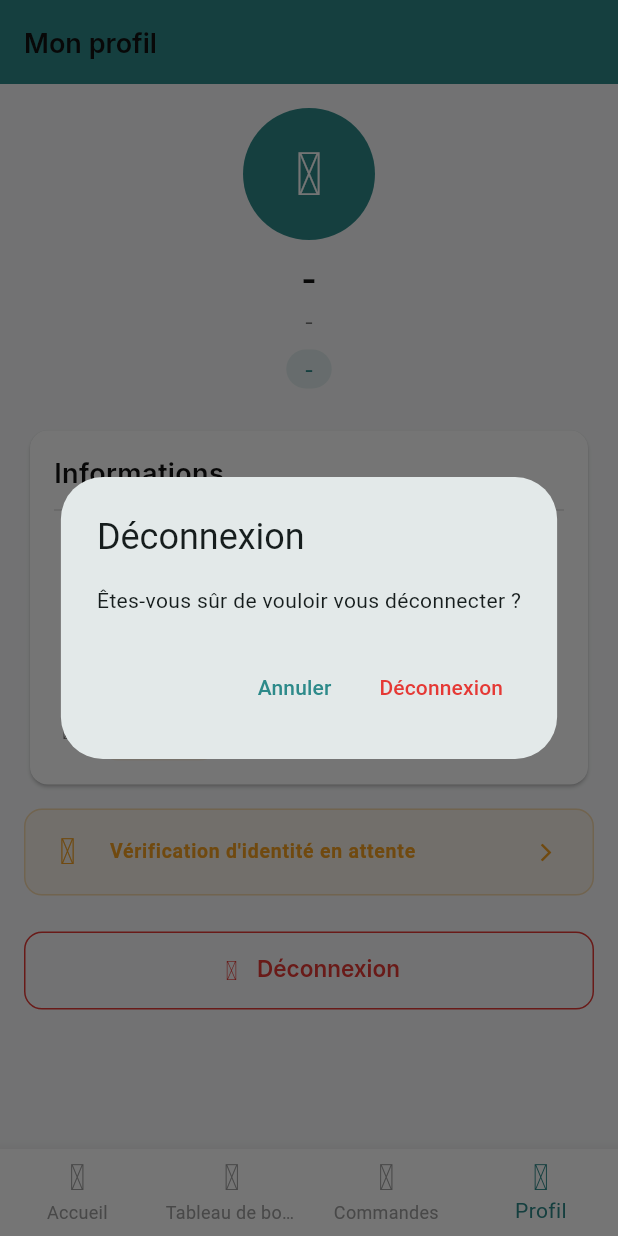
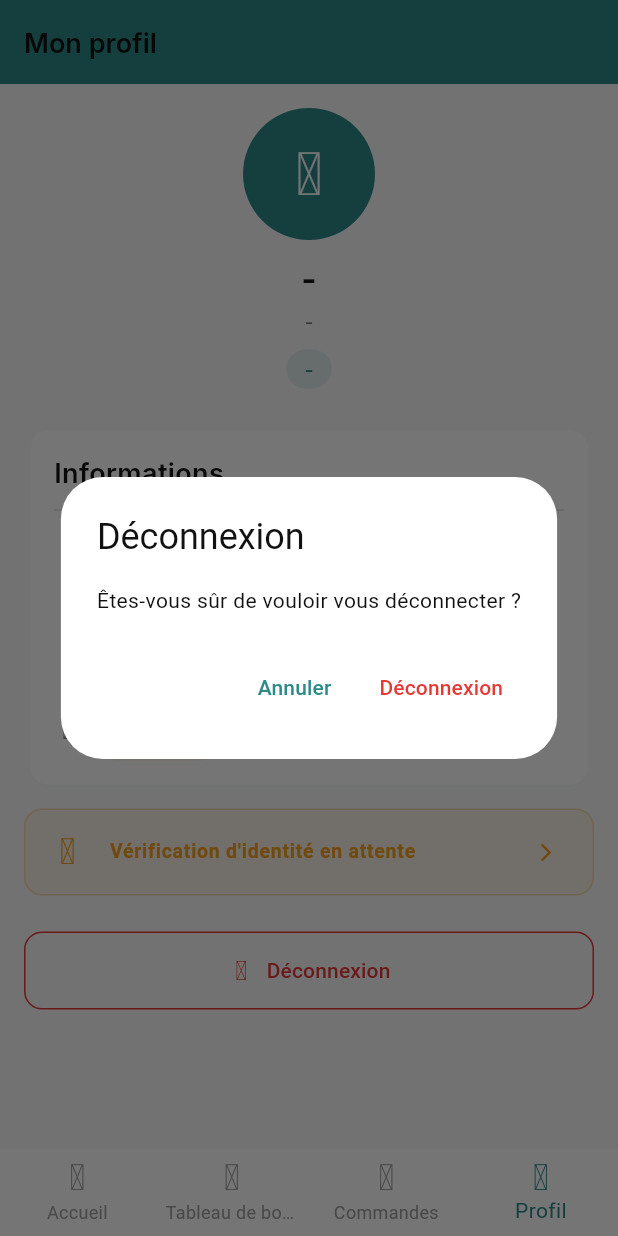
Before and after one commit to mignzii/banabana, a Flutter app: the ProfileScreen screen opened by its route, after a tap on "Déconnexion", on a phone screen of 412 x 824 dp. Run offline on Flutter 3.47's test engine with Material 3 defaults, Android fonts, the phone set to English and light mode, and no system bars; our stand-ins replace cached_network_image, dio, fl_chart, flutter_native_splash, flutter_riverpod, flutter_secure_storage and 7 more; accounts and stored records are empty; network calls fail.

Commit message:
feat: update AppTheme with premium dark/light palettes

```diff
--- a/lib/core/theme/app_theme.dart
+++ b/lib/core/theme/app_theme.dart
@@ -1,83 +1,184 @@
 import 'package:flutter/material.dart';
 import 'package:banabana_b2b/core/theme/app_colors.dart';
+import 'package:banabana_b2b/core/theme/app_spacing.dart';
 import 'package:banabana_b2b/core/theme/app_text_styles.dart';
 
 abstract final class AppTheme {
   static ThemeData get light => ThemeData(
     useMaterial3: true,
-    colorScheme: ColorScheme.fromSeed(
-      seedColor: AppColors.primary,
+    colorScheme: const ColorScheme(
       brightness: Brightness.light,
       primary: AppColors.primary,
+      onPrimary: AppColors.white,
       secondary: AppColors.secondary,
+      onSecondary: AppColors.black,
       error: AppColors.error,
+      onError: AppColors.white,
       surface: AppColors.white,
+      onSurface: AppColors.gray900,
     ),
     scaffoldBackgroundColor: AppColors.gray50,
     cardTheme: CardThemeData(
       elevation: 0,
       shape: RoundedRectangleBorder(
-        borderRadius: BorderRadius.circular(12),
-        side: const BorderSide(color: AppColors.gray200),
+        borderRadius: BorderRadius.circular(AppSpacing.radiusLarge),
       ),
       color: AppColors.white,
+      shadowColor: AppColors.black.withValues(alpha: 0.06),
+      surfaceTintColor: Colors.transparent,
+    ),
+    appBarTheme: AppBarTheme(
+      backgroundColor: AppColors.white,
+      foregroundColor: AppColors.gray900,
+      elevation: 0,
+      scrolledUnderElevation: 0,
+      titleTextStyle: AppTextStyles.sectionTitle,
+      iconTheme: const IconThemeData(color: AppColors.gray900),
     ),
     filledButtonTheme: FilledButtonThemeData(
       style: FilledButton.styleFrom(
         backgroundColor: AppColors.primary,
         foregroundColor: AppColors.white,
-        textStyle: AppTextStyles.button,
-        minimumSize: const Size.fromHeight(52),
-        shape: RoundedRectangleBorder(borderRadius: BorderRadius.circular(12)),
+        minimumSize: const Size.fromHeight(AppSpacing.touchTarget + 4),
+        shape: RoundedRectangleBorder(
+          borderRadius: BorderRadius.circular(AppSpacing.radiusMedium),
+        ),
       ),
     ),
     outlinedButtonTheme: OutlinedButtonThemeData(
       style: OutlinedButton.styleFrom(
         foregroundColor: AppColors.primary,
-        side: const BorderSide(color: AppColors.primary),
-        textStyle: AppTextStyles.button.copyWith(color: AppColors.primary),
-        minimumSize: const Size.fromHeight(52),
-        shape: RoundedRectangleBorder(borderRadius: BorderRadius.circular(12)),
+        side: const BorderSide(color: AppColors.primary, width: 1.5),
+        minimumSize: const Size.fromHeight(AppSpacing.touchTarget + 4),
+        shape: RoundedRectangleBorder(
+          borderRadius: BorderRadius.circular(AppSpacing.radiusMedium),
+        ),
       ),
     ),
     snackBarTheme: SnackBarThemeData(
       behavior: SnackBarBehavior.floating,
-      shape: RoundedRectangleBorder(borderRadius: BorderRadius.circular(8)),
-    ),
-    appBarTheme: AppBarTheme(
-      backgroundColor: AppColors.white,
-      foregroundColor: AppColors.gray900,
-      elevation: 0,
-      titleTextStyle: AppTextStyles.sectionTitle,
+      shape: RoundedRectangleBorder(
+        borderRadius: BorderRadius.circular(AppSpacing.radiusMedium),
+      ),
     ),
     dividerTheme: const DividerThemeData(color: AppColors.gray200, space: 1),
+    bottomNavigationBarTheme: const BottomNavigationBarThemeData(
+      backgroundColor: AppColors.white,
+      selectedItemColor: AppColors.primary,
+      unselectedItemColor: AppColors.gray400,
+      type: BottomNavigationBarType.fixed,
+      elevation: 0,
+    ),
+    inputDecorationTheme: InputDecorationTheme(
+      filled: true,
+      fillColor: AppColors.gray100,
+      border: OutlineInputBorder(
+        borderRadius: BorderRadius.circular(AppSpacing.radiusMedium),
+        borderSide: BorderSide.none,
+      ),
+      enabledBorder: OutlineInputBorder(
+        borderRadius: BorderRadius.circular(AppSpacing.radiusMedium),
+        borderSide: BorderSide.none,
+      ),
+      focusedBorder: OutlineInputBorder(
+        borderRadius: BorderRadius.circular(AppSpacing.radiusMedium),
+        borderSide: const BorderSide(color: AppColors.primary, width: 1.5),
+      ),
+      errorBorder: OutlineInputBorder(
+        borderRadius: BorderRadius.circular(AppSpacing.radiusMedium),
+        borderSide: const BorderSide(color: AppColors.error, width: 1.5),
+      ),
+      contentPadding: const EdgeInsets.symmetric(
+        horizontal: AppSpacing.s16,
+        vertical: AppSpacing.s16,
+      ),
+    ),
   );
 
-  static ThemeData get dark => light.copyWith(
-    brightness: Brightness.dark,
-    colorScheme: ColorScheme.fromSeed(
-      seedColor: AppColors.primary,
+  static ThemeData get dark => ThemeData(
+    useMaterial3: true,
+    colorScheme: const ColorScheme(
       brightness: Brightness.dark,
-      primary: AppColors.primaryLight,
+      primary: AppColors.primary,
+      onPrimary: AppColors.white,
       secondary: AppColors.secondary,
+      onSecondary: AppColors.black,
       error: AppColors.error,
+      onError: AppColors.white,
       surface: AppColors.darkSurface,
+      onSurface: AppColors.gray100,
     ),
     scaffoldBackgroundColor: AppColors.darkBg,
     cardTheme: CardThemeData(
       elevation: 0,
       shape: RoundedRectangleBorder(
-        borderRadius: BorderRadius.circular(12),
-        side: const BorderSide(color: AppColors.gray700),
+        borderRadius: BorderRadius.circular(AppSpacing.radiusLarge),
+        side: const BorderSide(color: AppColors.darkBorder),
       ),
       color: AppColors.darkSurface,
+      surfaceTintColor: Colors.transparent,
     ),
-    appBarTheme: AppBarTheme(
-      backgroundColor: AppColors.darkSurface,
+    appBarTheme: const AppBarTheme(
+      backgroundColor: AppColors.darkBg,
       foregroundColor: AppColors.gray100,
       elevation: 0,
-      titleTextStyle: AppTextStyles.sectionTitle.copyWith(color: AppColors.gray100),
+      scrolledUnderElevation: 0,
+      iconTheme: IconThemeData(color: AppColors.gray100),
     ),
-    dividerTheme: const DividerThemeData(color: AppColors.gray700, space: 1),
+    filledButtonTheme: FilledButtonThemeData(
+      style: FilledButton.styleFrom(
+        backgroundColor: AppColors.primary,
+        foregroundColor: AppColors.white,
+        minimumSize: const Size.fromHeight(AppSpacing.touchTarget + 4),
+        shape: RoundedRectangleBorder(
+          borderRadius: BorderRadius.circular(AppSpacing.radiusMedium),
+        ),
+      ),
+    ),
+    outlinedButtonTheme: OutlinedButtonThemeData(
+      style: OutlinedButton.styleFrom(
+        foregroundColor: AppColors.primary,
+        side: const BorderSide(color: AppColors.primary, width: 1.5),
+        minimumSize: const Size.fromHeight(AppSpacing.touchTarget + 4),
+        shape: RoundedRectangleBorder(
+          borderRadius: BorderRadius.circular(AppSpacing.radiusMedium),
+        ),
+      ),
+    ),
+    snackBarTheme: const SnackBarThemeData(
+      behavior: SnackBarBehavior.floating,
+    ),
+    dividerTheme: const DividerThemeData(color: AppColors.darkBorder, space: 1),
+    bottomNavigationBarTheme: const BottomNavigationBarThemeData(
+      backgroundColor: Color(0xFF111111),
+      selectedItemColor: AppColors.primary,
+      unselectedItemColor: Color(0xFF555555),
+      type: BottomNavigationBarType.fixed,
+      elevation: 0,
+    ),
+    inputDecorationTheme: InputDecorationTheme(
+      filled: true,
+      fillColor: AppColors.darkSurface2,
+      border: OutlineInputBorder(
+        borderRadius: BorderRadius.circular(AppSpacing.radiusMedium),
+        borderSide: const BorderSide(color: AppColors.darkBorder),
+      ),
+      enabledBorder: OutlineInputBorder(
+        borderRadius: BorderRadius.circular(AppSpacing.radiusMedium),
+        borderSide: const BorderSide(color: AppColors.darkBorder),
+      ),
+      focusedBorder: OutlineInputBorder(
+        borderRadius: BorderRadius.circular(AppSpacing.radiusMedium),
+        borderSide: const BorderSide(color: AppColors.primary, width: 1.5),
+      ),
+      errorBorder: OutlineInputBorder(
+        borderRadius: BorderRadius.circular(AppSpacing.radiusMedium),
+        borderSide: const BorderSide(color: AppColors.error, width: 1.5),
+      ),
+      contentPadding: const EdgeInsets.symmetric(
+        horizontal: AppSpacing.s16,
+        vertical: AppSpacing.s16,
+      ),
+    ),
   );
 }
```
